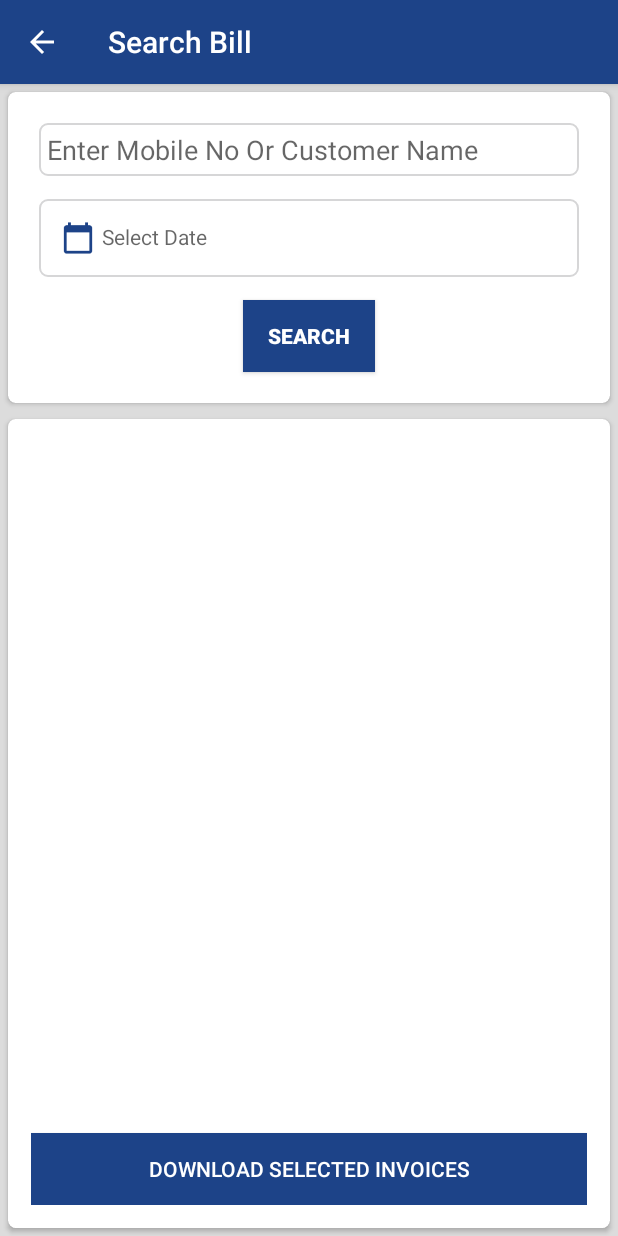
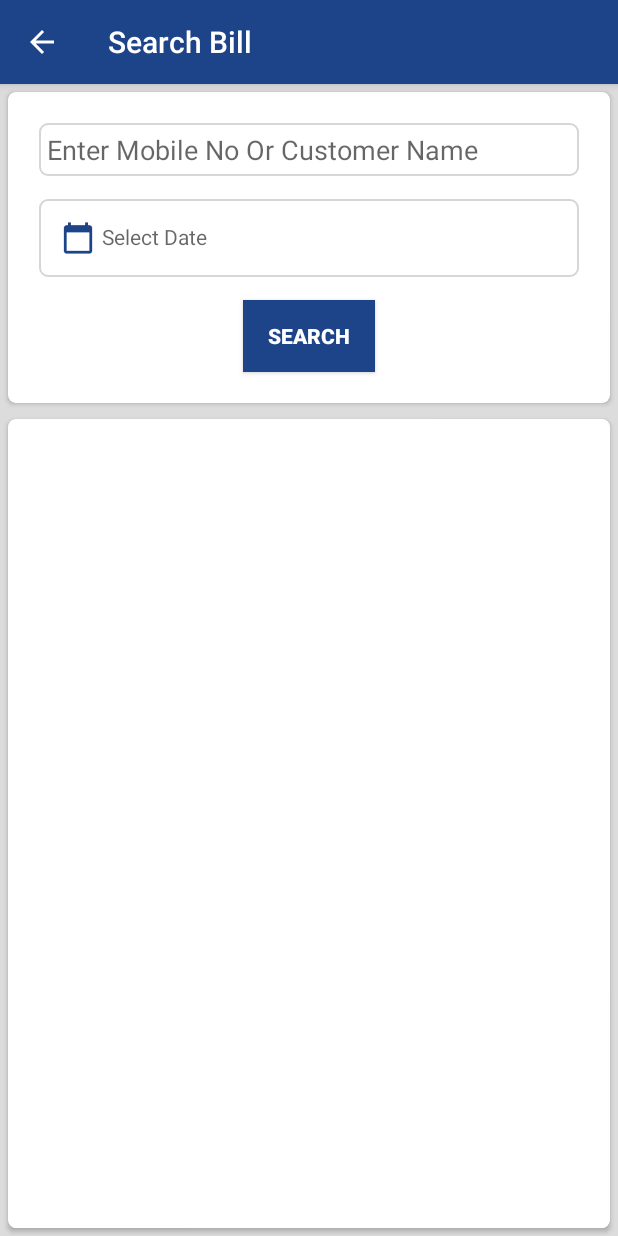
Before and after one commit to navinMarketXcel/billbook_new, an Android app: the SearchInvoiceActivity screen opened directly, with no data from a screen before it, on a phone screen of 412 x 824 dp. Run offline under Robolectric (Android 15) with nearby library versions, the phone set to English and light mode, and no system bars; our stand-ins replace Room's generated code; libraries missing offline, so code that uses them is left out: com.borax12.materialdaterangepicker, smartdevelop.ir.eram; network calls fail; 1 statement that could not run was skipped.

Commit message:
fix: resolve bugs

```diff
--- a/app/src/main/java/com/billbook/app/activities/DayBookActivity.java
+++ b/app/src/main/java/com/billbook/app/activities/DayBookActivity.java
@@ -237,7 +237,7 @@ public class DayBookActivity extends AppCompatActivity {
                 @Override
                 public void onFailure(Call<Object> call, Throwable t) {
                     DialogUtils.stopProgressDialog();
-                    DialogUtils.showToast(DayBookActivity.this,"Failed to save expense data");
+                    DialogUtils.showToast(DayBookActivity.this,"Failed to load Day Book. Please check your internet connection");
                 }
             });
         } catch (JSONException e) {
@@ -319,7 +319,7 @@ public class DayBookActivity extends AppCompatActivity {
                 @Override
                 public void onFailure(Call<Object> call, Throwable t) {
                     DialogUtils.stopProgressDialog();
-                    DialogUtils.showToast(DayBookActivity.this,"Failed to save expense data");
+                    DialogUtils.showToast(DayBookActivity.this,"Some error occured. Please check your internet connection");
                 }
             });
         } catch (JSONException e) {
--- a/app/src/main/java/com/billbook/app/activities/ExpenseActivity.java
+++ b/app/src/main/java/com/billbook/app/activities/ExpenseActivity.java
@@ -39,6 +39,7 @@ import retrofit2.Callback;
 import retrofit2.Response;
 
 public class ExpenseActivity extends AppCompatActivity {
+    private static final String TAG = "ExpenseActivity" ;
     private SearchView.SearchAutoComplete mSearchAutoComplete;
     private JSONObject profile;
     private int userid;
@@ -93,7 +94,10 @@ public class ExpenseActivity extends AppCompatActivity {
 
     @Override
     protected void onResume() {
+
         super.onResume();
+        expenses.clear();
+        expenseListAdapter.notifyDataSetChanged();
         getExpenses();
     }
 
@@ -154,12 +158,10 @@ public class ExpenseActivity extends AppCompatActivity {
                             }.getType();
                             List<Expense> myModelList = new Gson().fromJson(body.getJSONObject("data").getJSONArray("rows").toString(),
                                     listType);
-                            expenses.clear();
                             expenses.addAll(myModelList);
                             expenseListAdapter.notifyDataSetChanged();
                             Log.v("RESP", body.toString());
                         }
-
                     } catch (JSONException e) {
                         e.printStackTrace();
                     }
--- a/app/src/main/java/com/billbook/app/activities/RegistrationActivity.java
+++ b/app/src/main/java/com/billbook/app/activities/RegistrationActivity.java
@@ -93,6 +93,7 @@ public class RegistrationActivity extends AppCompatActivity {
                 binding.llFetchCity.setVisibility(View.VISIBLE);
                 binding.displayCity.setText("Fetching City");
                 binding.pincodeProgressBar.setVisibility(View.VISIBLE);
+                state=null;
             }
 
             @Override
@@ -172,7 +173,7 @@ public class RegistrationActivity extends AppCompatActivity {
         } else if (binding.mobileNoEdt.getText().toString().isEmpty() || binding.mobileNoEdt.getText().toString().length() < 10) {
             DialogUtils.showToast(this, "Please enter valid mobile number");
             return false;
-       } else if(binding.pinCodeEdt.getText().toString().length()<6 || binding.pinCodeEdt.getError()!=null){
+       } else if(binding.pinCodeEdt.getText().toString().length()<6 || binding.pinCodeEdt.getError()!=null || state==null){
            DialogUtils.showToast(this, "Please enter valid pin code");
            return false;
        }
--- a/app/src/main/java/com/billbook/app/activities/SearchInvoiceActivity.java
+++ b/app/src/main/java/com/billbook/app/activities/SearchInvoiceActivity.java
@@ -61,7 +61,7 @@ public class SearchInvoiceActivity extends AppCompatActivity implements View.OnC
     private RecyclerView recyclerViewInvoice;
     private EditText edtMobileNo;
     private TextView tvRecordNotFound,toAndFromDate;
-    private Button btnSearch;
+    private Button btnSearch, downloadAll;
     private ProgressDialog progressDialog;
     private int page=1;
     private JSONObject userProfile;
@@ -139,6 +139,7 @@ public class SearchInvoiceActivity extends AppCompatActivity implements View.OnC
         recyclerViewInvoice.setItemAnimator(new DefaultItemAnimator());
         searchInvoiceListAdapter = new SearchInvoiceListAdapterNew(this,invoices, this);
         recyclerViewInvoice.setAdapter(searchInvoiceListAdapter);
+        downloadAll = findViewById(R.id.downloadAll);
         setTitle("Search Bill");
         DividerItemDecoration decoration = new DividerItemDecoration(getApplicationContext(), DividerItemDecoration.VERTICAL);
         recyclerViewInvoice.addItemDecoration(decoration);
@@ -193,6 +194,9 @@ public class SearchInvoiceActivity extends AppCompatActivity implements View.OnC
                         if(body.getJSONObject("data").has("invoices"))
                         if (body.getJSONObject("data").getJSONObject("invoices").has("count") && body.getJSONObject("data").getJSONObject("invoices").getInt("count")>0) {
                             invoices = body.getJSONObject("data").getJSONObject("invoices").getJSONArray("rows");
+                            if(invoices.length()>0){
+                                downloadAll.setVisibility(View.VISIBLE);
+                            }
                             Log.d(TAG, "Invoice Body::" + body);
                             searchInvoiceListAdapter = new SearchInvoiceListAdapterNew(SearchInvoiceActivity.this,invoices, SearchInvoiceActivity.this);
                             recyclerViewInvoice.setAdapter(searchInvoiceListAdapter);
--- a/app/src/main/res/layout/activity_edit_profile.xml
+++ b/app/src/main/res/layout/activity_edit_profile.xml
@@ -52,7 +52,7 @@
                     android:padding="16dp"
                     android:layout_width="match_parent"
                     android:layout_height="wrap_content"
-                    android:hint="@string/shopName"
+                    android:hint="@string/profileShopName"
                     />
             </com.google.android.material.textfield.TextInputLayout>
 
@@ -70,7 +70,7 @@
                     android:padding="16dp"
                     android:layout_width="match_parent"
                     android:layout_height="wrap_content"
-                    android:hint="@string/shopAddress"
+                    android:hint="@string/profileShopAddress"
                     android:singleLine="false"
                     />
             </com.google.android.material.textfield.TextInputLayout>
--- a/app/src/main/res/layout/activity_search_invoice.xml
+++ b/app/src/main/res/layout/activity_search_invoice.xml
@@ -100,16 +100,18 @@
                 android:layout_height="match_parent">
 
             </androidx.recyclerview.widget.RecyclerView>
+
             <Button
+                android:id="@+id/downloadAll"
+                android:layout_width="match_parent"
+                android:layout_height="wrap_content"
                 android:layout_alignParentBottom="true"
-                android:id="@+id/downloadAll"
-                android:textColor="@color/white"
+                android:visibility="gone"
                 android:layout_marginTop="10dp"
+                android:background="@color/colorPrimary"
                 android:onClick="downloadInvoice"
-                android:background="@color/colorPrimary"
-                android:layout_width="match_parent"
                 android:text="Download Selected Invoices"
-                android:layout_height="wrap_content"></Button>
+                android:textColor="@color/white"></Button>
         </RelativeLayout>
 
     </androidx.cardview.widget.CardView>
--- a/app/src/main/res/values/strings.xml
+++ b/app/src/main/res/values/strings.xml
@@ -177,12 +177,14 @@
     <string name="product_added_successfuly">Product Added Successfully</string>
     <string name="category_added_successfuly">Category Added Successfully</string>
     <string name="brand_added_successfuly">Brand Added Successfully</string>
-    <string name="shopName">Enter Business/Shop Name<font color='#ff0000'>*</font> </string>
+    <string name="shopName">Enter Business/Shop Name </string>
+    <string name="profileShopName">Enter Business/Shop Name<font color='#ff0000'>*</font></string>
     <string name="shopNameEnt">Business/Shop Name<font color='#ff0000'>*</font> </string>
     <string name="item_name">Product/Service Name </string>
     <string name="item_name_d">Product/Service Name </string>
     <string name="item_name_title">Item Name<font color='#ff0000'>*</font> </string>
-    <string name="shopAddress">Enter Business/Shop Address<font color='#ff0000'>*</font></string>
+    <string name="shopAddress">Enter Business/Shop Address</string>
+    <string name="profileShopAddress">Enter Business/Shop Address<font color='#ff0000'>*</font></string>
     <string name="shopAddressEnt">Business/Shop Address<font color='#ff0000'>*</font></string>
     <string name="landLineNo">Enter Land Line Number</string>
     <string name="mobileNo">Enter Mobile Number </string>
```
